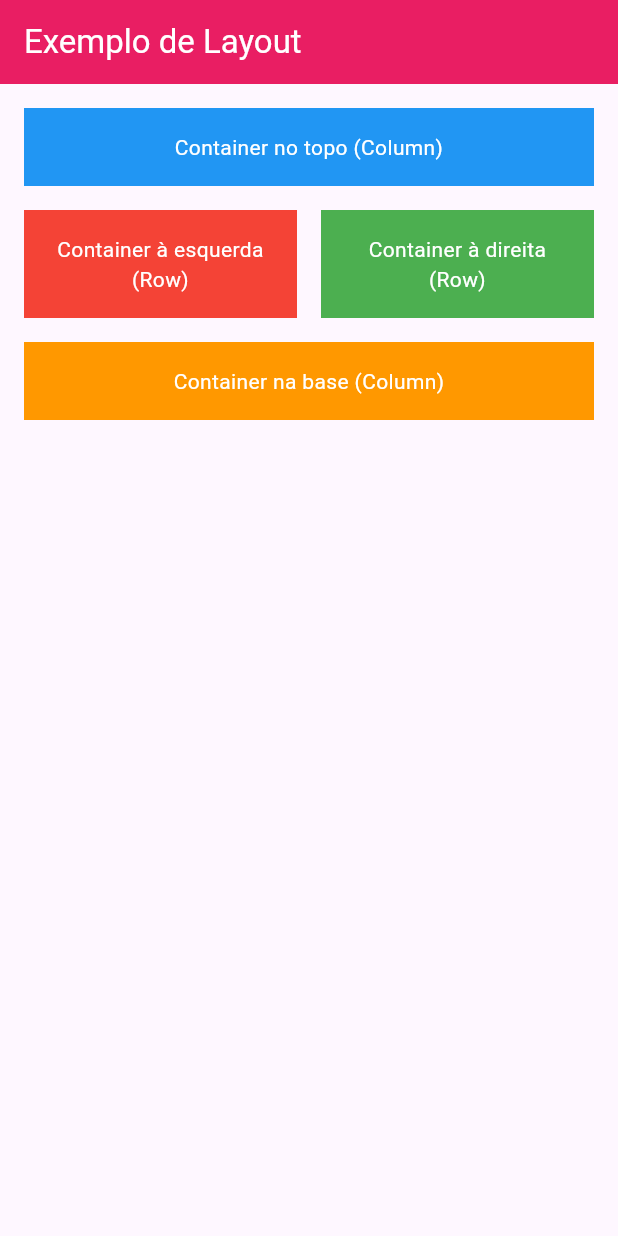
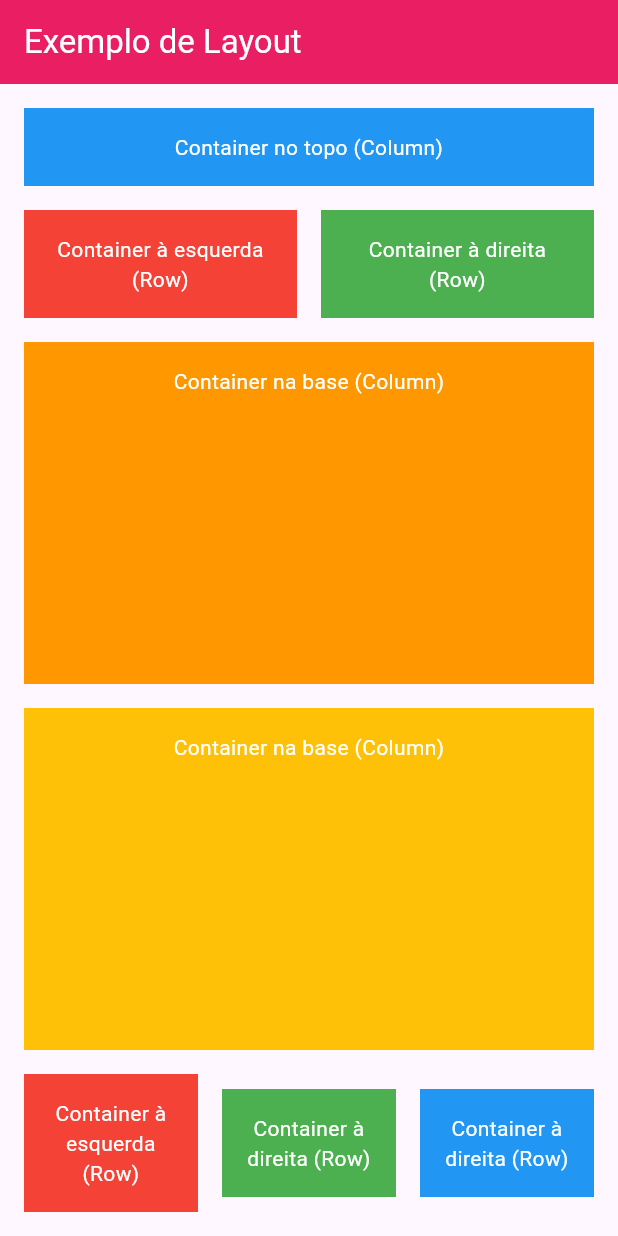
Before and after one commit to mariamandafm/DIM0524-DDM-20242-fork, a Flutter app: the screen it shows after launch, on a phone screen of 412 x 824 dp. Run offline on Flutter 3.47's test engine with Material 3 defaults, Android fonts, the phone set to English and light mode, and no system bars.

Commit message:
layouts ok

```diff
--- a/f02_layouts/lib/MyLayouts2.dart
+++ b/f02_layouts/lib/MyLayouts2.dart
@@ -51,7 +51,8 @@ class MyLayouts2 extends StatelessWidget {
                 ],
               ),
               SizedBox(height: 16.0), // Espaçamento entre containers
-              Container(
+              Expanded(
+                child: Container(
                   padding: EdgeInsets.all(16.0),
                   color: Colors.orange,
                   child: Text(
@@ -60,6 +61,59 @@ class MyLayouts2 extends StatelessWidget {
                     textAlign: TextAlign.center,
                   ),
                 ),
+              ),
+              SizedBox(height: 16.0), // Espaçamento entre containers
+              Expanded(
+                child: Container(
+                  padding: EdgeInsets.all(16.0),
+                  color: Colors.amber,
+                  child: Text(
+                    'Container na base (Column)',
+                    style: TextStyle(color: Colors.white),
+                    textAlign: TextAlign.center,
+                  ),
+                ),
+              ),
+              SizedBox(height: 16.0), // Espaçamento entre containers
+              Row(
+                children: [
+                  Expanded(
+                    child: Container(
+                      padding: EdgeInsets.all(16.0),
+                      color: Colors.red,
+                      child: Text(
+                        'Container à esquerda (Row)',
+                        style: TextStyle(color: Colors.white),
+                        textAlign: TextAlign.center,
+                      ),
+                    ),
+                  ),
+                  SizedBox(width: 16.0), // Espaçamento entre os containers na Row
+                  Expanded(
+                    child: Container(
+                      padding: EdgeInsets.all(16.0),
+                      color: Colors.green,
+                      child: Text(
+                        'Container à direita (Row)',
+                        style: TextStyle(color: Colors.white),
+                        textAlign: TextAlign.center,
+                      ),
+                    ),
+                  ),
+                  SizedBox(width: 16.0), // Espaçamento entre os containers na Row
+                  Expanded(
+                    child: Container(
+                      padding: EdgeInsets.all(16.0),
+                      color: Colors.blue,
+                      child: Text(
+                        'Container à direita (Row)',
+                        style: TextStyle(color: Colors.white),
+                        textAlign: TextAlign.center,
+                      ),
+                    ),
+                  ),
+                ],
+              ),
             ],
           ),
         ),
```
Lines whose indentation alone changed are shown as unchanged.
